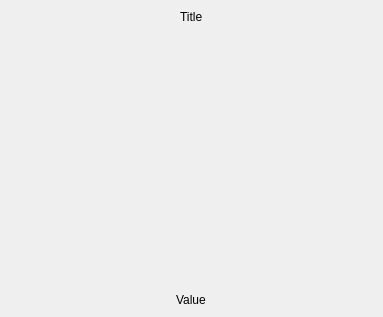
Qt form stacer/Pages/Dashboard/circlebar.ui (oguzhaninan/Stacer) before a commit.
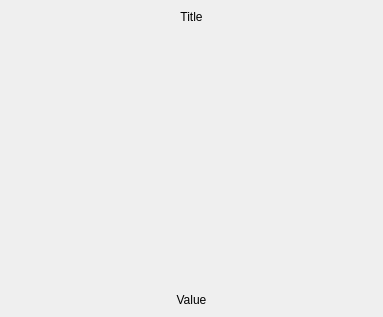
The same form after that commit.

The edit to the form file:
```diff
--- a/stacer/Pages/Dashboard/circlebar.ui
+++ b/stacer/Pages/Dashboard/circlebar.ui
@@ -19,7 +19,10 @@
   <property name="windowTitle">
    <string notr="true"/>
   </property>
-  <layout class="QVBoxLayout" name="verticalLayout">
+  <property name="styleSheet">
+   <string notr="true"/>
+  </property>
+  <layout class="QVBoxLayout" name="verticalLayout_2">
    <property name="spacing">
     <number>0</number>
    </property>
@@ -36,17 +39,14 @@
     <number>0</number>
    </property>
    <item>
-    <widget class="QWidget" name="chartWidget" native="true">
+    <widget class="QWidget" name="widgetCircleBar" native="true">
      <property name="sizePolicy">
       <sizepolicy hsizetype="Expanding" vsizetype="Expanding">
        <horstretch>0</horstretch>
        <verstretch>0</verstretch>
       </sizepolicy>
      </property>
-     <property name="styleSheet">
-      <string notr="true"/>
-     </property>
-     <layout class="QVBoxLayout" name="chartLayout">
+     <layout class="QVBoxLayout" name="layoutCircleBar">
       <property name="spacing">
        <number>0</number>
       </property>
@@ -62,21 +62,27 @@
       <property name="bottomMargin">
        <number>10</number>
       </property>
-      <item alignment="Qt::AlignHCenter|Qt::AlignTop">
-       <widget class="QLabel" name="chartTitle">
+      <item alignment="Qt::AlignTop">
+       <widget class="QLabel" name="lblCircleChartTitle">
         <property name="styleSheet">
          <string notr="true"/>
         </property>
         <property name="text">
          <string notr="true">Title</string>
         </property>
+        <property name="alignment">
+         <set>Qt::AlignCenter</set>
+        </property>
        </widget>
       </item>
-      <item alignment="Qt::AlignHCenter|Qt::AlignBottom">
-       <widget class="QLabel" name="chartValue">
+      <item alignment="Qt::AlignBottom">
+       <widget class="QLabel" name="lblCircleChartValue">
         <property name="text">
          <string notr="true">Value</string>
         </property>
+        <property name="alignment">
+         <set>Qt::AlignCenter</set>
+        </property>
        </widget>
       </item>
      </layout>
```
